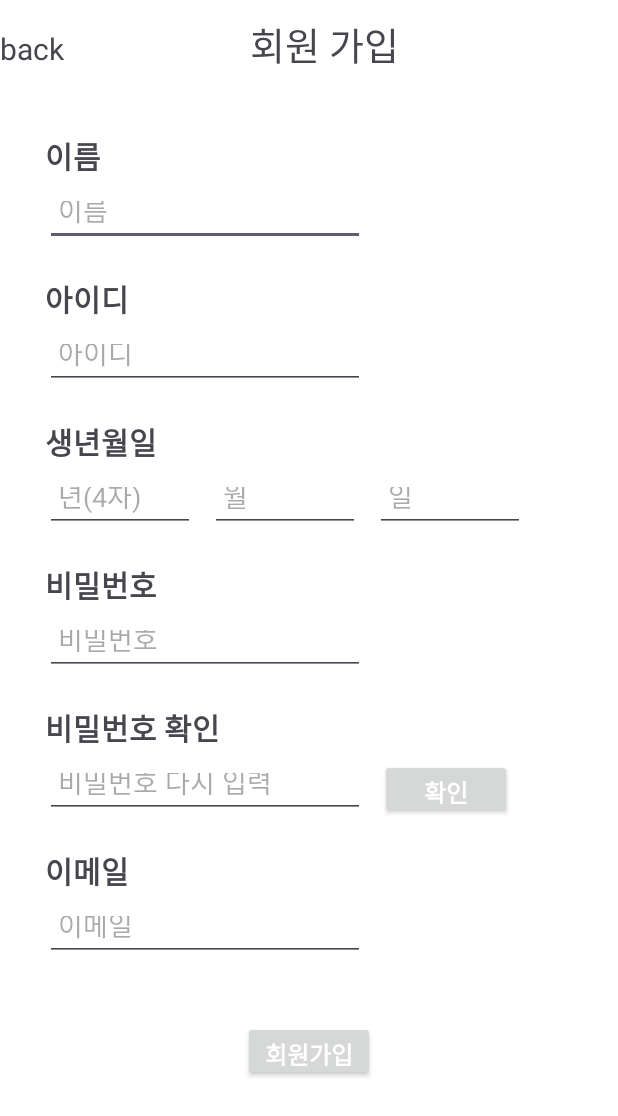
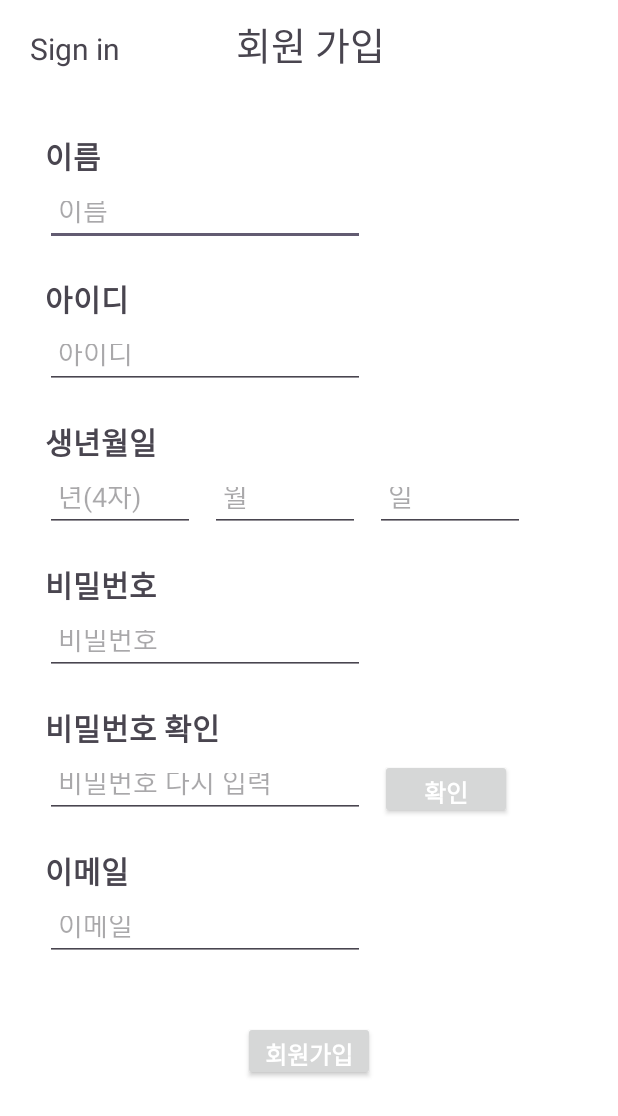
Before and after one commit to thanx-To-Dev-Minsoo/Project-DailyPlanner_Android, an Android app: the signUpActivity screen opened directly, with no data from a screen before it, on a phone screen of 412 x 824 dp. Shown: the top 1116 px of the screen. Run offline under Robolectric (Android 15) with nearby library versions, the phone set to English and light mode, and no system bars.

Commit message:
2024-07-02

```diff
--- a/app/src/main/AndroidManifest.xml
+++ b/app/src/main/AndroidManifest.xml
@@ -23,7 +23,6 @@
         </activity>
 
         <activity android:name=".MainActivity" android:exported="true"></activity>
-
         <activity android:name=".signUpActivity" android:exported="true"></activity>
     </application>
 
--- a/app/src/main/res/layout/activity_signup.xml
+++ b/app/src/main/res/layout/activity_signup.xml
@@ -22,8 +22,9 @@
                 android:id="@+id/back"
                 android:layout_width="wrap_content"
                 android:layout_height="wrap_content"
-                android:layout_weight="1.7"
-                android:text="back"
+                android:layout_marginLeft="20dp"
+                android:layout_weight="1.0"
+                android:text="Sign in"
                 android:textSize="20dp" />
 
             <TextView
--- a/app/src/main/res/values/strings.xml
+++ b/app/src/main/res/values/strings.xml
@@ -1,3 +1,3 @@
 <resources>
-    <string name="app_name">DailyPlanner</string>
+    <string name="app_name">갓생살기</string>
 </resources>
```
